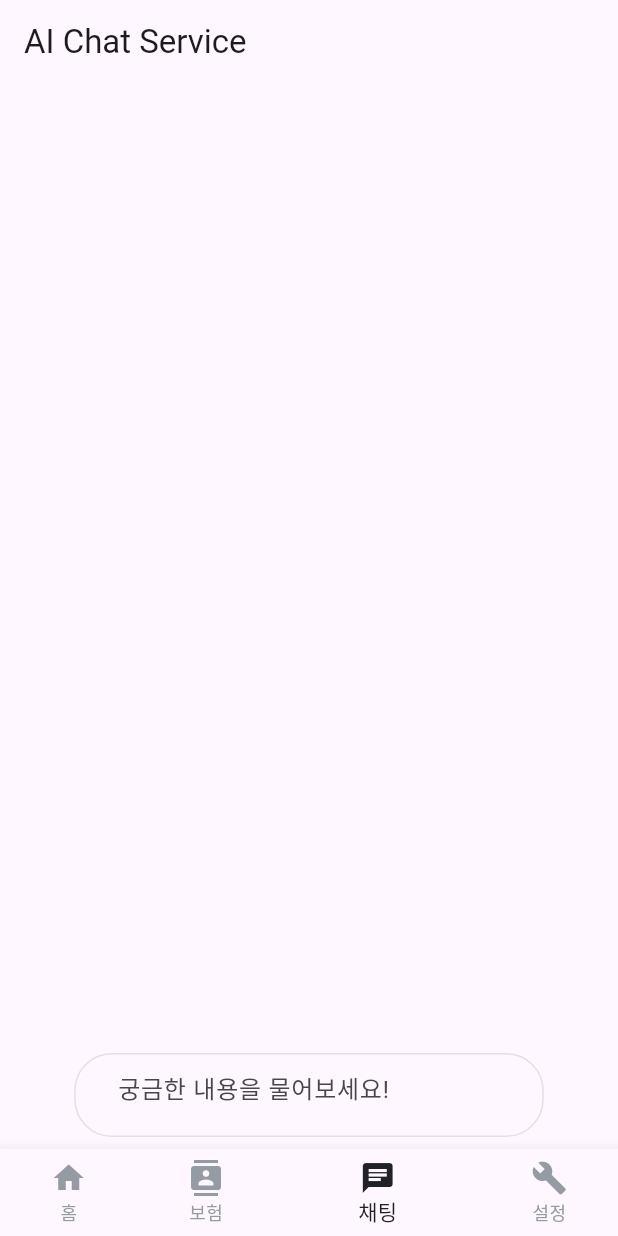
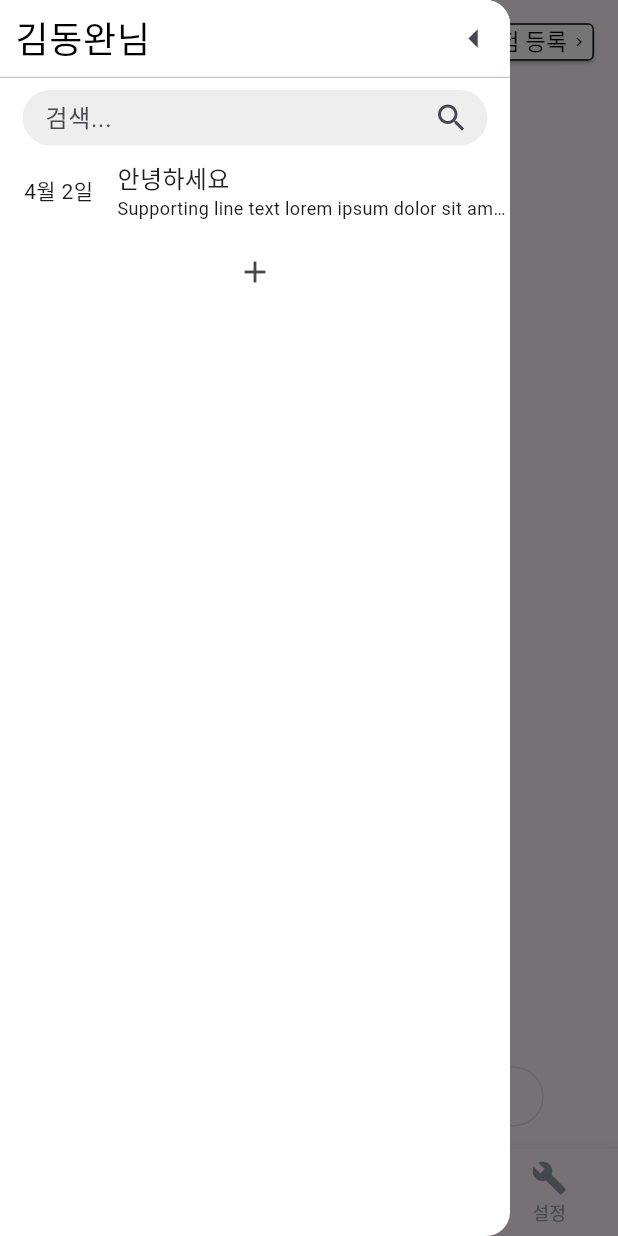
Before and after one commit to chiomin0128/InsureAI-Flutter, a Flutter app: the screen it shows after launch, item 3 of the bottom bar chosen, with the side drawer open (before the commit the screen has no drawer), on a phone screen of 412 x 824 dp. Run offline on Flutter 3.47's test engine with Material 3 defaults, Android fonts, the phone set to English and light mode, and no system bars.

Commit message:
테스트버전

```diff
--- a/lib/Navigation.dart
+++ /dev/null
@@ -1 +0,0 @@
-// TODO Implement this library.
--- a/lib/main.dart
+++ b/lib/main.dart
@@ -1,5 +1,6 @@
 import 'package:flutter/material.dart';
-import 'layout/Navigation.dart'; // Navigation 위젯을 정의한 파일을 임포트합니다.
+import 'package:flutter_localizations/flutter_localizations.dart';
+import 'widget/navigation.dart'; // Navigation 위젯을 정의한 파일을 임포트합니다.
 
 void main() {
   runApp(const MyApp());
@@ -12,11 +13,20 @@ class MyApp extends StatelessWidget {
   Widget build(BuildContext context) {
     return MaterialApp(
       title: 'Flutter Demo',
+      localizationsDelegates: const [
+        GlobalMaterialLocalizations.delegate,
+        GlobalWidgetsLocalizations.delegate,
+        GlobalCupertinoLocalizations.delegate,
+      ],
+      supportedLocales: const [
+        Locale('ko','KO'),
+      ],
+      locale: const Locale('ko'),
       theme: ThemeData(
         // 앱의 기본 테마를 정의합니다.
         primarySwatch: Colors.blue,
       ),
-      home: HomeScreen(),
+      home: const HomeScreen(),
     );
   }
 }
--- /dev/null
+++ b/lib/models/chat_models.dart
@@ -0,0 +1,65 @@
+// chat_models.dart
+
+class ChatRoom {
+  final int id;
+  final String name; // 채팅방 이름
+
+  ChatRoom({required this.id, required this.name});
+
+  // 데이터베이스에 저장하기 위한 맵 변환 함수
+  Map<String, dynamic> toMap() {
+    return {
+      'id': id,
+      'name': name,
+    };
+  }
+
+  // 맵에서 객체로 변환하는 팩토리 생성자
+  factory ChatRoom.fromMap(Map<String, dynamic> map) {
+    return ChatRoom(
+      id: map['id'],
+      name: map['name'],
+    );
+  }
+}
+
+class ChatMessage {
+  final int id;
+  final int chatRoomId; // 이 메시지가 속한 채팅방 ID
+  final String message; // 메시지 내용
+  final DateTime timestamp; // 메시지 시간
+  final bool isFromServer; // Add this line
+
+  ChatMessage({
+    required this.id,
+    required this.chatRoomId,
+    required this.message,
+    required this.timestamp,
+    this.isFromServer = false, // Default to false
+
+  });
+
+
+
+  // 데이터베이스에 저장하기 위한 맵 변환 함수
+  Map<String, dynamic> toMap() {
+    return {
+      'id': id,
+      'chatRoomId': chatRoomId,
+      'message': message,
+      'timestamp': timestamp.toIso8601String(),
+      'isFromServer': isFromServer,
+    };
+  }
+
+  // 맵에서 객체로 변환하는 팩토리 생성자
+  factory ChatMessage.fromMap(Map<String, dynamic> map) {
+    return ChatMessage(
+      id: map['id'],
+      chatRoomId: map['chatRoomId'],
+      message: map['message'],
+      timestamp: DateTime.parse(map['timestamp']),
+      isFromServer: map['isFromServer'],
+    );
+  }
+}
--- a/lib/page/ChatPage.dart
+++ /dev/null
@@ -1,104 +0,0 @@
-import 'package:flutter/material.dart';
-import 'dart:async';
-import 'dart:convert';
-import 'dart:io';
-
-class ChatPage extends StatefulWidget {
-  const ChatPage({super.key});
-
-  @override
-  _ChatPageState createState() => _ChatPageState();
-}
-
-class _ChatPageState extends State<ChatPage> {
-  final TextEditingController _controller = TextEditingController();
-  String _response = '';
-
-  Future<void> sendRequest(String message) async {
-    var requestUri = Uri.parse('http://127.0.0.1:8000/chat/stream'); // 서버의 URL 수정
-    var httpClient = HttpClient();
-
-    try {
-      // HTTP 요청을 준비합니다.
-      var request = await httpClient.postUrl(requestUri);
-      request.headers.set(HttpHeaders.contentTypeHeader, "application/json");
-
-      // JSON 본문을 추가합니다.
-      request.add(utf8.encode(json.encode({
-        'query': message,
-        'user_no': 324,
-      })));
-
-      // 요청을 보내고 응답을 받습니다.
-      var response = await request.close();
-
-      // 응답 스트림을 처리합니다.
-      await for (var contents in response.transform(Utf8Decoder())) {
-        setState(() {
-          _response += contents; // 응답을 누적합니다.
-        });
-      }
-    } catch (e) {
-      print("Error sending request: $e");
-    } finally {
-      httpClient.close();
-    }
-  }
-
-@override
-Widget build(BuildContext context) {
-  return Scaffold(
-    appBar: AppBar(
-      title: const Text('AI Chat Service'),
-    ),
-    body: Column(
-      children: <Widget>[
-        Expanded(
-          child: SingleChildScrollView(
-            child: Text(_response, style: const TextStyle(fontSize: 24)),
-          ),
-        ),
-        Padding(
-          padding: const EdgeInsets.all(8.0),
-          child: Center(
-            child: Container(
-              width: 313,
-              height: 56, // 높이를 조금 더 늘려서 TextField 내부의 텍스트가 잘 보이도록 합니다.
-              padding: const EdgeInsets.symmetric(horizontal: 12, vertical: 8),
-              decoration: ShapeDecoration(
-
-                shape: RoundedRectangleBorder(
-                  side: BorderSide(
-                    width: 1,
-                    color: Colors.black.withOpacity(0.1),
-                  ),
-                  borderRadius: BorderRadius.circular(25),
-
-                ),
-              ),
-              child: TextField(
-                controller: _controller,
-                textAlign: TextAlign.left,
-                textAlignVertical: TextAlignVertical.center,
-                decoration: InputDecoration(
-                  hintText: '궁금한 내용을 물어보세요!',
-                  border: OutlineInputBorder(
-                    borderRadius: BorderRadius.circular(25),
-                    borderSide: BorderSide.none, // 외곽선을 없애고 컨테이너의 스타일을 사용합니다.
-                  ),
-                  filled: true,
-                  fillColor: Colors.transparent, // 배경색을 투명하게 설정합니다.
-                ),
-                onSubmitted: (String value) async {
-                  await sendRequest(value);
-                  _controller.clear();
-                },
-              ),
-            ),
-          ),
-        ),
-      ],
-    ),
-  );
-}
-}
--- a/lib/page/layout/inputBar.dart
+++ /dev/null
@@ -1 +0,0 @@
-// TODO Implement this library.
--- /dev/null
+++ b/lib/screens/mainpage/chat_page.dart
@@ -0,0 +1,115 @@
+import 'dart:async';
+
+import 'package:flutter/material.dart';
+import 'package:flutter_application_1/models/chat_models.dart';
+import 'package:flutter_application_1/service/chat_service/chat_service.dart';
+import 'package:flutter_application_1/service/chat_service/chat_service_api.dart';
+import 'package:flutter_application_1/widget/appbar/chatapp_bar.dart';
+
+class ChatPage extends StatefulWidget {
+  const ChatPage({super.key});
+
+  @override
+  ChatPageState createState() => ChatPageState();
+}
+
+class ChatPageState extends State<ChatPage> {
+  final ChatServiceAPI chatService = ChatServiceAPI();
+  final TextEditingController _controller = TextEditingController();
+  StreamController<String> streamController = StreamController<String>();
+  List<ChatMessage> messages = []; // ChatMessage 객체를 저장할 리스트
+
+  void _addMessage(String messageText, {bool isFromServer = false})  {
+    if (messageText.isNotEmpty) {
+      final message = ChatMessage(
+        id: DateTime.now().millisecondsSinceEpoch,
+        chatRoomId: 1,
+        message: messageText,
+        timestamp: DateTime.now(),
+        isFromServer: isFromServer, // Pass the new parameter here
+      );
+      setState(() {
+        messages.add(message);
+      });
+      _controller.clear();
+    }
+  }
+
+  @override
+  Widget build(BuildContext context) {
+    return SafeArea(
+      child: Scaffold(
+        appBar: AppBar(
+          automaticallyImplyLeading: false,
+          flexibleSpace: PreferredSize(
+            preferredSize: const Size.fromHeight(51), // 여기서 AppBar의 높이를 설정
+            child: ChatAppBar(onPressed: () {
+              Scaffold.of(context).openDrawer();
+            }), // 사용자 정의 AppBar 위젯
+          ),
+        ),
+        drawer: const Drawer(),
+        body: Column(
+          children: <Widget>[
+            Expanded(
+              child: ListView.builder(
+                itemCount: messages.length,
+                itemBuilder: (context, index) {
+                  return StateLayer(message: messages[index]);
+                },
+              ),
+            ),
+            Padding(
+              padding: const EdgeInsets.all(15.0),
+              child: Center(
+                child: Container(
+                  width: 313,
+                  height: 40, // 높이를 조금 더 늘려서 TextField 내부의 텍스트가 잘 보이도록 합니다.
+                  padding:
+                      const EdgeInsets.symmetric(horizontal: 12, vertical: 8),
+                  decoration: ShapeDecoration(
+                    shape: RoundedRectangleBorder(
+                      side: BorderSide(
+                        width: 1,
+                        color: Colors.black.withOpacity(0.1),
+                      ),
+                      borderRadius: BorderRadius.circular(25),
+                    ),
+                  ),
+                  child: TextField(
+                    controller: _controller,
+                    textAlign: TextAlign.left,
+                    textAlignVertical: TextAlignVertical.center,
+                    autocorrect: false,
+                    onTapOutside: (event) =>
+                        FocusManager.instance.primaryFocus?.unfocus(),
+                    decoration: InputDecoration(
+                      hintText: '궁금한 내용을 물어보세요!',
+                      contentPadding: EdgeInsets.zero,
+                      border: OutlineInputBorder(
+                        borderRadius: BorderRadius.circular(25),
+                        borderSide:
+                            BorderSide.none, // 외곽선을 없애고 컨테이너의 스타일을 사용합니다.
+                      ),
+                      suffixIcon: IconButton(
+                        padding: EdgeInsets.zero,
+                        icon: const Icon(Icons.arrow_forward_sharp),
+                        onPressed: () {
+                          _addMessage(_controller.text);
+                        },
+                      ),
+                      filled: true,
+                      fillColor: Colors.transparent, // 배경색을 투명하게 설정합니다.
+                    ),
+                    onSubmitted: (String value) async {
+                      _addMessage(value);}
+                  ),
+                ),
+              ),
+            ),
+          ],
+        ),
+      ),
+    );
+  }
+}
--- /dev/null
+++ b/lib/service/chat_service/chat_service_api.dart
@@ -0,0 +1,30 @@
+import 'dart:async';
+import 'dart:convert';
+import 'dart:io';
+
+class ChatServiceAPI {
+  Stream<String> sendRequest(String messageText) async* {
+    var requestUri = Uri.parse('http://127.0.0.1:8000/chat/stream');
+    var httpClient = HttpClient();
+
+    try {
+      var request = await httpClient.postUrl(requestUri);
+      request.headers.set(HttpHeaders.contentTypeHeader, "application/json");
+      request.add(utf8.encode(json.encode({
+        'user_no': 324,
+        'query': messageText,
+        'source': "data/txt/(무)퍼펙트플러스종합보험(세만기형)(Hi2110)_상품요약서.txt"
+      })));
+
+      var response = await request.close();
+      await for (var contents in response.transform(Utf8Decoder())) {
+        yield contents; // 스트림에 데이터를 추가하여 실시간으로 소비할 수 있게 함
+      }
+    } catch (e) {
+      print("Error sending request: $e");
+      yield 'Error: $e'; // 오류 발생 시 스트림에 오류 메시지 추가
+    } finally {
+      httpClient.close();
+    }
+  }
+}
--- /dev/null
+++ b/lib/widget/appbar/chatapp_bar.dart
@@ -0,0 +1,91 @@
+import 'package:flutter/material.dart';
+
+
+
+
+
+class ChatAppBar extends StatelessWidget {
+  final VoidCallback onPressed;
+
+  const ChatAppBar({super.key, required this.onPressed});
+
+
+
+  @override
+  Widget build(BuildContext context) {
+    return Padding(
+      padding: const EdgeInsets.symmetric(horizontal: 16, vertical: 3),
+      child: Row(
+        children: [
+          IconButton(
+            onPressed: onPressed,
+            icon: const Icon(Icons.space_dashboard_rounded, size: 32),
+            ),
+          const SizedBox(width: 6),
+          const Expanded(
+            child: Column(
+              crossAxisAlignment: CrossAxisAlignment.start,
+              children: [
+                Text(
+                  'AI Assistant',
+                  style: TextStyle(
+                    color: Colors.black,
+                    fontSize: 20,
+                    fontFamily: 'Roboto',
+                    fontWeight: FontWeight.w500,
+                  ),
+                ),
+                Text(
+                  '보험에 대해 상담해드려요!',
+                  style: TextStyle(
+                    color: Colors.black54,
+                    fontSize: 14,
+                    fontFamily: 'Roboto',
+                    fontWeight: FontWeight.w400,
+                  ),
+                ),
+              ],
+            ),
+          ),
+          const SizedBox(width: 12),
+          const Icon(Icons.search, size: 32),
+          const SizedBox(width: 12),
+          ElevatedButton(
+            onPressed: () {
+              // 버튼 클릭 시 수행할 작업
+            },
+            style: ElevatedButton.styleFrom(
+              foregroundColor: Colors.black,
+              backgroundColor: Colors.white, // 버튼 텍스트 및 아이콘 색상
+              side: const BorderSide(width: 1, color: Colors.black), // 테두리 설정
+              shape: RoundedRectangleBorder(
+                borderRadius: BorderRadius.circular(4), // 버튼 모서리 둥글게
+              ),
+              padding: const EdgeInsets.only(
+                  top: 3, left: 8, right: 4, bottom: 3), // 내부 패딩 조정
+              minimumSize: const Size(74, 22), // 최소 크기 설정
+            ),
+            child: const Row(
+              mainAxisSize: MainAxisSize.min,
+              children: [
+                Text(
+                  '보험 등록',
+                  style: TextStyle(
+                    fontSize: 15, // 텍스트 크기 조정
+                    fontWeight: FontWeight.w400,
+                    height: 1.2, // 'height: 0.11'은 텍스트 높이에 비현실적으로 작으므로 조정
+                  ),
+                ),
+                SizedBox(width: 2), // 텍스트와 아이콘 사이의 간격
+                Icon(
+                  Icons.navigate_next, // 예시 아이콘, 실제 사용할 아이콘으로 교체 필요
+                  size: 12, // 아이콘 크기 조정
+                ),
+              ],
+            ),
+          )
+        ],
+      ),
+    );
+  }
+}
--- /dev/null
+++ b/lib/widget/drawer/chatpage_drawer.dart
@@ -0,0 +1,115 @@
+import 'package:flutter/material.dart';
+
+class ChatPageDrawer extends StatelessWidget {
+  const ChatPageDrawer({super.key});
+
+  @override
+  Widget build(BuildContext context) {
+    // Scaffold 제거 및 직접 Drawer 반환
+    return Drawer(
+      backgroundColor: Colors.white,
+      elevation: 0,
+      width: 340,
+      // Drawer 내부에 들어갈 내용
+      child: ListView(
+        children: <Widget>[
+          SizedBox(
+            height: 60,
+            child: DrawerHeader(
+              padding: const EdgeInsets.only(left: 10),
+              decoration: const BoxDecoration(
+                color: Colors.white,
+              ),
+              child: Row(
+                mainAxisAlignment: MainAxisAlignment.spaceBetween,
+                children: [
+                  const Text(
+                    '김동완님',
+                    style: TextStyle(
+                      color: Colors.black,
+                      fontSize: 24,
+                    ),
+                  ),
+                  Row(
+                    children: [
+                      IconButton(
+                        onPressed: () {
+                          Scaffold.of(context).closeDrawer();
+                        },
+                        icon: const Icon(Icons.arrow_left),
+                        iconSize: 30,
+                      )
+                    ],
+                  ),
+                ],
+              ),
+            ),
+          ),
+          Padding(
+            padding: const EdgeInsets.only(right: 15,left: 15),
+            child: Container(
+              height: 37,
+              width: 100,
+              decoration: BoxDecoration(
+                color: Colors.grey.shade200,
+                borderRadius: BorderRadius.circular(30), // 모서리를 동글게 하기
+              ),
+              child: TextField(
+                onTapOutside: (event) => FocusManager.instance.primaryFocus?.unfocus(),
+                decoration: const InputDecoration(
+                  hintText: "검색...",
+                  border: InputBorder.none,
+                  suffixIcon: Icon(Icons.search),
+                  contentPadding: EdgeInsets.fromLTRB(15, 0, 5, 0),
+                   // 여기를 조정해 보세요
+                ),
+              ),
+            ),
+          ),
+          InkWell(
+            child: Container(
+              height: 60,
+              padding: const EdgeInsets.only(top: 8, left: 16, bottom: 8),
+              child: const Row(
+                crossAxisAlignment: CrossAxisAlignment.center,
+                mainAxisSize: MainAxisSize.min,
+                children: [
+                  Text('4월 2일'),
+                  SizedBox(width: 16),
+                  Flexible(
+                    child: Column(
+                      crossAxisAlignment: CrossAxisAlignment.start,
+                      mainAxisSize: MainAxisSize.min,
+                      children: [
+                        Text(
+                          "안녕하세요",
+                          style: TextStyle(
+                            fontSize: 16,
+                          ),
+                        ),
+                        Text(
+                          "Supporting line text lorem ipsum dolor sit amet, consectetur.",
+                          style: TextStyle(
+                              fontSize: 12, overflow: TextOverflow.ellipsis),
+                        ),
+                      ],
+                    ),
+                  ),
+                ],
+              ),
+            ),
+            onTap: () {
+              // print("click");
+            },
+          ),
+          IconButton(
+              onPressed: () {
+                // print("hello");
+              },
+              icon: const Icon(Icons.add))
+          // 추가적인 리스트 타일들...
+        ],
+      ),
+    );
+  }
+}
--- a/lib/layout/InputBar.dart
+++ b/lib/widget/input_bar.dart
@@ -7,8 +7,8 @@ class InputBar extends StatelessWidget {
   const InputBar({
     required this.controller,
     required this.onSend,
-    Key? key,
-  }) : super(key: key);
+    super.key,
+  });
 
   @override
   Widget build(BuildContext context) {
@@ -42,7 +42,7 @@ class InputBar extends StatelessWidget {
             ),
           ),
           IconButton(
-            icon: Icon(Icons.send),
+            icon: const Icon(Icons.send),
             onPressed: onSend,
           ),
         ],
--- a/lib/layout/Navigation.dart
+++ b/lib/widget/navigation.dart
@@ -1,8 +1,9 @@
 import 'package:flutter/material.dart';
-import 'package:flutter_application_1/page/ChatPage.dart';
-import 'package:flutter_application_1/page/HomePage.dart';
-import 'package:flutter_application_1/page/InsurePage.dart';
-import 'package:flutter_application_1/page/SettingsPage.dart';
+import 'package:flutter_application_1/screens/mainpage/chat_page.dart';
+import 'package:flutter_application_1/screens/mainpage/home_page.dart';
+import 'package:flutter_application_1/screens/mainpage/insure_page.dart';
+import 'package:flutter_application_1/screens/mainpage/settings_page.dart';
+import 'package:flutter_application_1/widget/drawer/chatpage_drawer.dart';
 
 class HomeScreen extends StatefulWidget {
   const HomeScreen({super.key});
@@ -12,14 +13,24 @@ class HomeScreen extends StatefulWidget {
 }
 
 class Navigation extends State<HomeScreen> {
+  final GlobalKey<ScaffoldState> _scaffoldKey = GlobalKey<ScaffoldState>();
   int _selectedIndex = 0;
 
   // NavigationBar 아이템과 페이지 타이틀을 쌍으로 매핑합니다.
   final List<Map<String, dynamic>> _navigationItems = [
-    {'icon': Icons.home, 'label': '홈', 'page': const HomePage()},
-    {'icon': Icons.contacts, 'label': '보험', 'page': const InsurePage()},
-    {'icon': Icons.chat, 'label': '채팅', 'page': const ChatPage()},
-    {'icon': Icons.build, 'label': '설정', 'page': const SettingsPage()},
+    {'icon': Icons.home, 'label': '홈',
+      'page': const HomePage()
+    },
+    {'icon': Icons.contacts, 'label': '보험',
+      'page': const InsurePage()
+    },
+    {'icon': Icons.chat, 'label': '채팅',
+      'page': const ChatPage(),
+      'drawer' : const ChatPageDrawer()
+    },
+    {'icon': Icons.build, 'label': '설정',
+      'page': const SettingsPage()
+    },
     // 추가 페이지는 여기에 매핑 정보를 추가합니다.
   ];
 
@@ -32,11 +43,21 @@ class Navigation extends State<HomeScreen> {
   Widget _getCurrentPage() {
     return _navigationItems[_selectedIndex]['page'];
   }
+  Widget? _getDrawer() {
+    if (_navigationItems[_selectedIndex].containsKey('drawer') && _navigationItems[_selectedIndex]['drawer'] != null) {
+      return _navigationItems[_selectedIndex]['drawer'];
+    } else {
+      return null;
+    }
+  }
 
   @override
   Widget build(BuildContext context) {
     return Scaffold(
-      body: _getCurrentPage(),
+
+      key: _scaffoldKey,
+      body: GestureDetector(child: _getCurrentPage()),
+      drawer: _getDrawer(),
       bottomNavigationBar: BottomNavigationBar(
         items: _navigationItems
             .map((item) => BottomNavigationBarItem(
--- a/pubspec.yaml
+++ b/pubspec.yaml
@@ -30,7 +30,11 @@ environment:
 dependencies:
   flutter:
     sdk: flutter
+  flutter_localizations:
+    sdk: flutter
   http: ^0.13.3 # 이 줄을 추가하세요. 버전은 사용 가능한 최신 버전으로 확인하세요.
+  intl: ^0.18.1 # 이 부분을 추가
+
 
 
   # The following adds the Cupertino Icons font to your application.
```
Also changed, not shown: lib/service/chat_service/chat_service.dart (added, +53 -0 lines), lib/screens/mainpage/home_page.dart (renamed from lib/page/HomePage.dart), lib/screens/mainpage/insure_page.dart (renamed from lib/page/InsurePage.dart), lib/screens/mainpage/settings_page.dart (renamed from lib/page/SettingsPage.dart), pubspec.lock, 1 other file.
